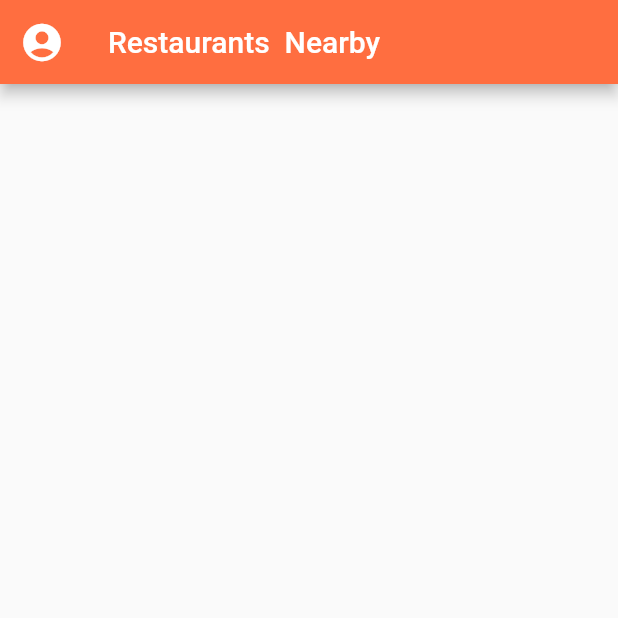
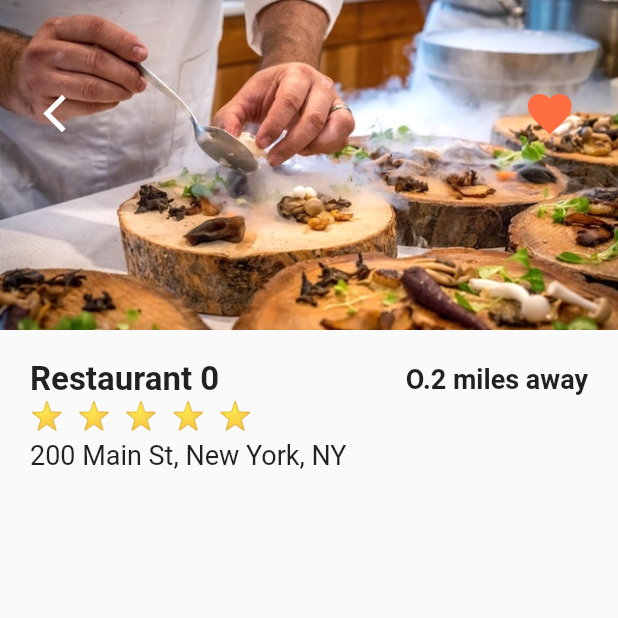
Before and after one commit to iAmTochi/flutter_food_delivery_ui, a Flutter app: the screen it shows after launch, after a tap on "Restaurant 0", on a phone screen of 412 x 824 dp, the top half of it. Run offline on Flutter 3.47's test engine with Material 2 defaults, Android fonts, the phone set to English and light mode, and no system bars.

Commit message:
added background

```diff
--- a/lib/screens/home_screen.dart
+++ b/lib/screens/home_screen.dart
@@ -41,11 +41,14 @@ class _HomeScreenState extends State<HomeScreen> {
               children: [
                 ClipRRect(
                   borderRadius: BorderRadius.circular(15.0),
-                  child: Image(
-                    height: 150.0,
-                    width: 150.0,
-                    image: AssetImage(restaurant.imageUrl),
-                    fit: BoxFit.cover,
+                  child: Hero(
+                    tag: restaurant.imageUrl,
+                    child: Image(
+                      height: 150.0,
+                      width: 150.0,
+                      image: AssetImage(restaurant.imageUrl),
+                      fit: BoxFit.cover,
+                    ),
                   ),
                 ),
                 Expanded(
@@ -171,7 +174,6 @@ class _HomeScreenState extends State<HomeScreen> {
             ),
           ),
           _buildRestaurant(),
-
         ],
       ),
     );
--- a/lib/screens/restaurant_screen.dart
+++ b/lib/screens/restaurant_screen.dart
@@ -1,10 +1,10 @@
 import 'package:flutter/material.dart';
 import 'package:flutter_food_delivery_ui/models/restaurant.dart';
+import 'package:flutter_food_delivery_ui/widgets/rating_stars.dart';
 
 class RestaurantScreen extends StatefulWidget {
-
   final Restaurant restaurant;
-   RestaurantScreen({this.restaurant});
+  RestaurantScreen({this.restaurant});
 
   @override
   _RestaurantScreenState createState() => _RestaurantScreenState();
@@ -14,14 +14,77 @@ class _RestaurantScreenState extends State<RestaurantScreen> {
   @override
   Widget build(BuildContext context) {
     return Scaffold(
-      appBar: AppBar(
-        leading: IconButton(
-          icon: Icon(Icons.account_circle),
-          iconSize: 30.0,
-          onPressed: () {},
-        ),
-        title: Text('Restaurants  Nearby'),
-
+      body: Column(
+        children: [
+          Stack(
+            children: [
+              Hero(
+                tag: widget.restaurant.imageUrl,
+                child: Image(
+                  height: 220.0,
+                  width: MediaQuery.of(context).size.width,
+                  image: AssetImage(widget.restaurant.imageUrl),
+                  fit: BoxFit.cover,
+                ),
+              ),
+              Padding(
+                padding: EdgeInsets.symmetric(horizontal: 20.0, vertical: 50.0),
+                child: Row(
+                  mainAxisAlignment: MainAxisAlignment.spaceBetween,
+                  children: [
+                    IconButton(
+                      onPressed: () => Navigator.pop(context),
+                      icon: Icon(Icons.arrow_back_ios),
+                      color: Colors.white,
+                      iconSize: 30.0,
+                    ),
+                    IconButton(
+                      onPressed: () {},
+                      icon: Icon(Icons.favorite),
+                      color: Theme.of(context).primaryColor,
+                      iconSize: 35.0,
+                    ),
+                  ],
+                ),
+              ),
+            ],
+          ),
+          Padding(
+            padding: EdgeInsets.all(20.0),
+            child: Column(
+              crossAxisAlignment: CrossAxisAlignment.start,
+              children: [
+                Row(
+                  mainAxisAlignment: MainAxisAlignment.spaceBetween,
+                  children: [
+                    Text(
+                      widget.restaurant.name,
+                      style: TextStyle(
+                        fontSize: 22.0,
+                        fontWeight: FontWeight.w600,
+                      ),
+                    ),
+                    Text(
+                      'O.2 miles away',
+                      style: TextStyle(
+                        fontSize: 18.0,
+                        fontWeight: FontWeight.w600,
+                      ),
+                    ),
+                  ],
+                ),
+                RatingStars(widget.restaurant.rating),
+                SizedBox(height: 6.0),
+                Text(
+                  widget.restaurant.address,
+                  style: TextStyle(
+                    fontSize: 18.0,
+                  ),
+                ),
+              ],
+            ),
+          ),
+        ],
       ),
     );
   }
```
